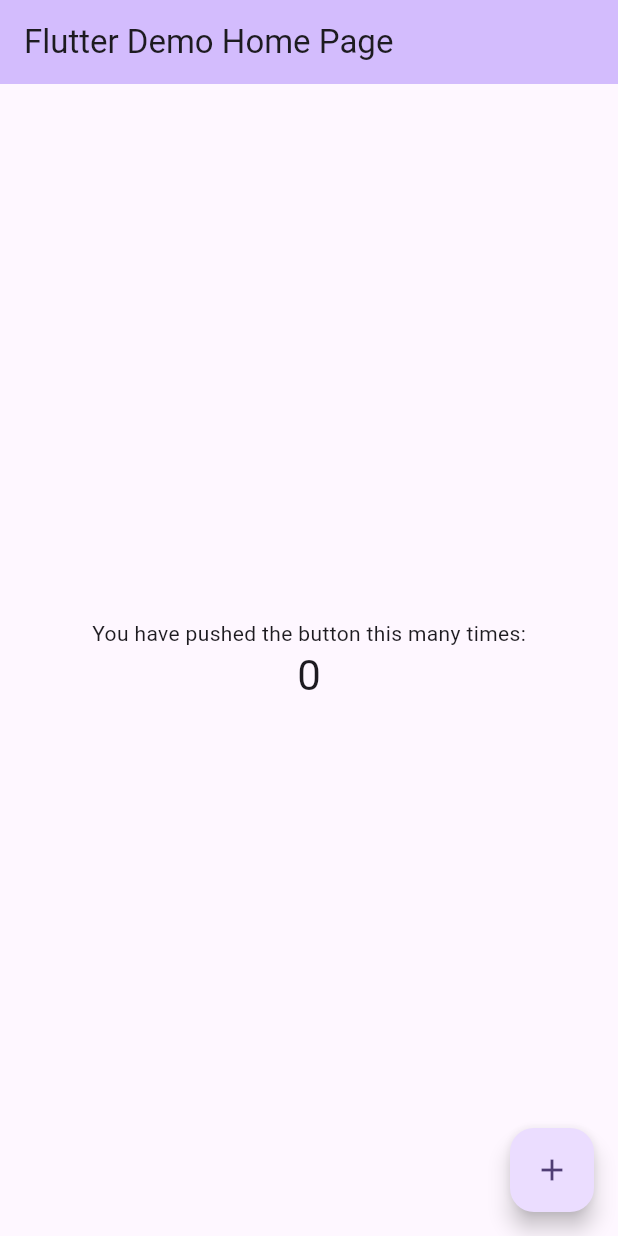
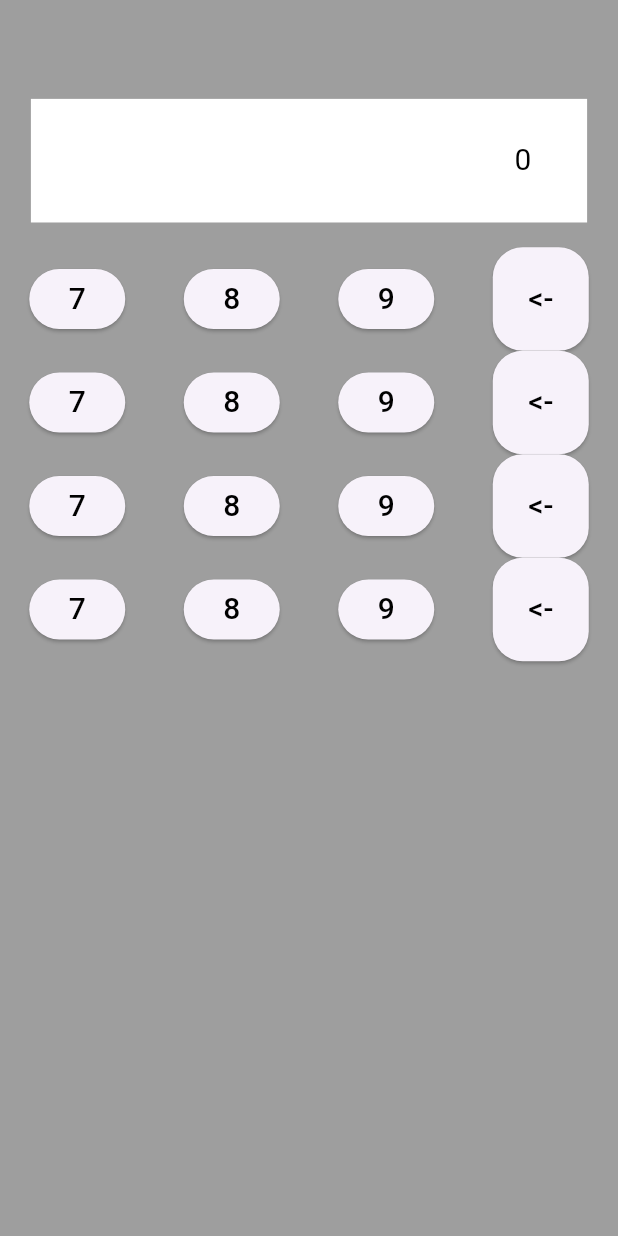
Before and after one commit to Hirukinawa/calculadora_flutter, a Flutter app: the screen it shows after launch, on a phone screen of 412 x 824 dp. Run offline on Flutter 3.47's test engine with Material 3 defaults, Android fonts, the phone set to English and light mode, and no system bars.

Commit message:
v1.2 - Criado alguns botões

```diff
--- /dev/null
+++ b/lib/calculadora.dart
@@ -0,0 +1,336 @@
+import 'package:flutter/material.dart';
+
+class Calculadora extends StatefulWidget {
+  const Calculadora({super.key});
+
+  @override
+  State<Calculadora> createState() => _CalculadoraState();
+}
+
+class _CalculadoraState extends State<Calculadora> {
+  String numeroTela = "0";
+
+  void atualizaNumero(String digito) {
+    setState(() {
+      numeroTela = numeroTela == "0"
+          ? digito
+          : ((int.parse(numeroTela) * 10) + int.parse(digito)).toString();
+    });
+  }
+
+  void excluiNumero() {
+    setState(() {
+      numeroTela = numeroTela == "0"
+          ? "0"
+          : (double.parse(numeroTela) / 10).toInt().toString();
+    });
+  }
+
+  @override
+  Widget build(BuildContext context) {
+    return Scaffold(
+      body: Container(
+          width: MediaQuery.of(context).size.width,
+          color: Colors.grey,
+          child: Column(
+            mainAxisAlignment: MainAxisAlignment.end,
+            children: [
+              Container(
+                width: MediaQuery.of(context).size.width * 0.90,
+                height: MediaQuery.of(context).size.height * 0.10,
+                color: Colors.white,
+                child: FractionallySizedBox(
+                  widthFactor: 0.8,
+                  child: Row(
+                    mainAxisAlignment: MainAxisAlignment.end,
+                    children: [
+                      Text(
+                        numeroTela,
+                        style:
+                            const TextStyle(color: Colors.black, fontSize: 20),
+                      ),
+                    ],
+                  ),
+                ),
+              ),
+              SizedBox(
+                height: MediaQuery.of(context).size.height * 0.02,
+              ),
+              SizedBox(
+                width: MediaQuery.of(context).size.width,
+                height: MediaQuery.of(context).size.height * 0.80,
+                child: Column(
+                  children: [
+                    FractionallySizedBox(
+                      widthFactor: 1,
+                      child: Row(
+                        mainAxisAlignment: MainAxisAlignment.spaceAround,
+                        children: [
+                          ElevatedButton(
+                            onPressed: () {
+                              atualizaNumero("7");
+                            },
+                            child: const Text(
+                              "7",
+                              style: TextStyle(
+                                color: Colors.black,
+                                fontSize: 20,
+                              ),
+                            ),
+                          ),
+                          ElevatedButton(
+                            onPressed: () {
+                              atualizaNumero("8");
+                            },
+                            child: const Text(
+                              "8",
+                              style: TextStyle(
+                                color: Colors.black,
+                                fontSize: 20,
+                              ),
+                            ),
+                          ),
+                          ElevatedButton(
+                            onPressed: () {
+                              atualizaNumero("9");
+                            },
+                            child: const Text(
+                              "9",
+                              style: TextStyle(
+                                color: Colors.black,
+                                fontSize: 20,
+                              ),
+                            ),
+                          ),
+                          ElevatedButton(
+                            style: ElevatedButton.styleFrom(
+                              padding: const EdgeInsets.all(20),
+                              shape: RoundedRectangleBorder(
+                                borderRadius: BorderRadius.circular(20),
+                              ),
+                            ),
+                            onPressed: () {
+                              excluiNumero();
+                            },
+                            child: const Text(
+                              "<-",
+                              style: TextStyle(
+                                color: Colors.black,
+                                fontSize: 20,
+                              ),
+                            ),
+                          )
+                        ],
+                      ),
+                    ),
+                    FractionallySizedBox(
+                      widthFactor: 1,
+                      child: Row(
+                        mainAxisAlignment: MainAxisAlignment.spaceAround,
+                        children: [
+                          ElevatedButton(
+                            onPressed: () {
+                              atualizaNumero("7");
+                            },
+                            child: const Text(
+                              "7",
+                              style: TextStyle(
+                                color: Colors.black,
+                                fontSize: 20,
+                              ),
+                            ),
+                          ),
+                          ElevatedButton(
+                            onPressed: () {
+                              atualizaNumero("8");
+                            },
+                            child: const Text(
+                              "8",
+                              style: TextStyle(
+                                color: Colors.black,
+                                fontSize: 20,
+                              ),
+                            ),
+                          ),
+                          ElevatedButton(
+                            onPressed: () {
+                              atualizaNumero("9");
+                            },
+                            child: const Text(
+                              "9",
+                              style: TextStyle(
+                                color: Colors.black,
+                                fontSize: 20,
+                              ),
+                            ),
+                          ),
+                          ElevatedButton(
+                            style: ElevatedButton.styleFrom(
+                              padding: const EdgeInsets.all(20),
+                              shape: RoundedRectangleBorder(
+                                borderRadius: BorderRadius.circular(20),
+                              ),
+                            ),
+                            onPressed: () {
+                              excluiNumero();
+                            },
+                            child: const Text(
+                              "<-",
+                              style: TextStyle(
+                                color: Colors.black,
+                                fontSize: 20,
+                              ),
+                            ),
+                          )
+                        ],
+                      ),
+                    ),
+                    FractionallySizedBox(
+                      widthFactor: 1,
+                      child: Row(
+                        mainAxisAlignment: MainAxisAlignment.spaceAround,
+                        children: [
+                          ElevatedButton(
+                            onPressed: () {
+                              atualizaNumero("7");
+                            },
+                            child: const Text(
+                              "7",
+                              style: TextStyle(
+                                color: Colors.black,
+                                fontSize: 20,
+                              ),
+                            ),
+                          ),
+                          ElevatedButton(
+                            onPressed: () {
+                              atualizaNumero("8");
+                            },
+                            child: const Text(
+                              "8",
+                              style: TextStyle(
+                                color: Colors.black,
+                                fontSize: 20,
+                              ),
+                            ),
+                          ),
+                          ElevatedButton(
+                            onPressed: () {
+                              atualizaNumero("9");
+                            },
+                            child: const Text(
+                              "9",
+                              style: TextStyle(
+                                color: Colors.black,
+                                fontSize: 20,
+                              ),
+                            ),
+                          ),
+                          ElevatedButton(
+                            style: ElevatedButton.styleFrom(
+                              padding: const EdgeInsets.all(20),
+                              shape: RoundedRectangleBorder(
+                                borderRadius: BorderRadius.circular(20),
+                              ),
+                            ),
+                            onPressed: () {
+                              excluiNumero();
+                            },
+                            child: const Text(
+                              "<-",
+                              style: TextStyle(
+                                color: Colors.black,
+                                fontSize: 20,
+                              ),
+                            ),
+                          )
+                        ],
+                      ),
+                    ),
+                    FractionallySizedBox(
+                      widthFactor: 1,
+                      child: Row(
+                        mainAxisAlignment: MainAxisAlignment.spaceAround,
+                        children: [
+                          ElevatedButton(
+                            onPressed: () {
+                              atualizaNumero("7");
+                            },
+                            child: const Text(
+                              "7",
+                              style: TextStyle(
+                                color: Colors.black,
+                                fontSize: 20,
+                              ),
+                            ),
+                          ),
+                          ElevatedButton(
+                            onPressed: () {
+                              atualizaNumero("8");
+                            },
+                            child: const Text(
+                              "8",
+                              style: TextStyle(
+                                color: Colors.black,
+                                fontSize: 20,
+                              ),
+                            ),
+                          ),
+                          ElevatedButton(
+                            onPressed: () {
+                              atualizaNumero("9");
+                            },
+                            child: const Text(
+                              "9",
+                              style: TextStyle(
+                                color: Colors.black,
+                                fontSize: 20,
+                              ),
+                            ),
+                          ),
+                          ElevatedButton(
+                            style: ElevatedButton.styleFrom(
+                              padding: const EdgeInsets.all(20),
+                              shape: RoundedRectangleBorder(
+                                borderRadius: BorderRadius.circular(20),
+                              ),
+                            ),
+                            onPressed: () {
+                              excluiNumero();
+                            },
+                            child: const Text(
+                              "<-",
+                              style: TextStyle(
+                                color: Colors.black,
+                                fontSize: 20,
+                              ),
+                            ),
+                          )
+                        ],
+                      ),
+                    ),
+                  ],
+                ),
+              ),
+            ],
+          )),
+    );
+  }
+
+  Widget buildButtonRow(List<String> valores) {
+    return FractionallySizedBox(
+      widthFactor: 1,
+      child: Row(
+        mainAxisAlignment: MainAxisAlignment.spaceEvenly,
+        children: valores.map((valor) {
+          return ElevatedButton(
+            onPressed: () {
+              setState(() {});
+            },
+            child: Text(valor),
+          );
+        }).toList(),
+      ),
+    );
+  }
+}
--- /dev/null
+++ b/lib/home_page.dart
@@ -0,0 +1,19 @@
+import 'package:flutter/material.dart';
+
+class HomePage extends StatelessWidget {
+  @override
+  Widget build(BuildContext context) {
+    return Scaffold(
+      appBar: AppBar(
+        backgroundColor: Colors.amber,
+        title: const Text('Calculadora'),
+        centerTitle: true,
+        actions: const [Text('X')],
+      ),
+      drawer: const Drawer(),
+      body: const Center(
+        child: Text("Hello World!"),
+      ),
+    );
+  }
+}
--- a/lib/main.dart
+++ b/lib/main.dart
@@ -1,7 +1,12 @@
+import 'package:calculadora_flutter/calculadora.dart';
 import 'package:flutter/material.dart';
 
 void main() {
-  runApp(const MyApp());
+  runApp(
+    const MaterialApp(
+      home: Calculadora(),
+    ),
+  );
 }
 
 class MyApp extends StatelessWidget {
```
Also changed, not shown: 1 other file.
